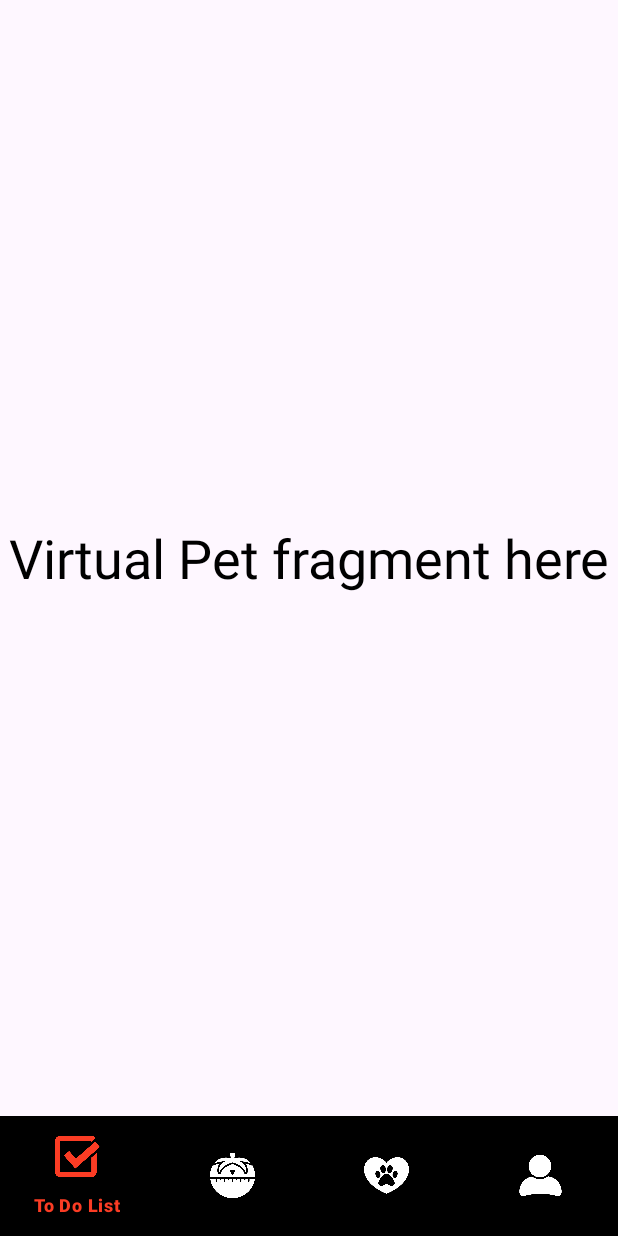
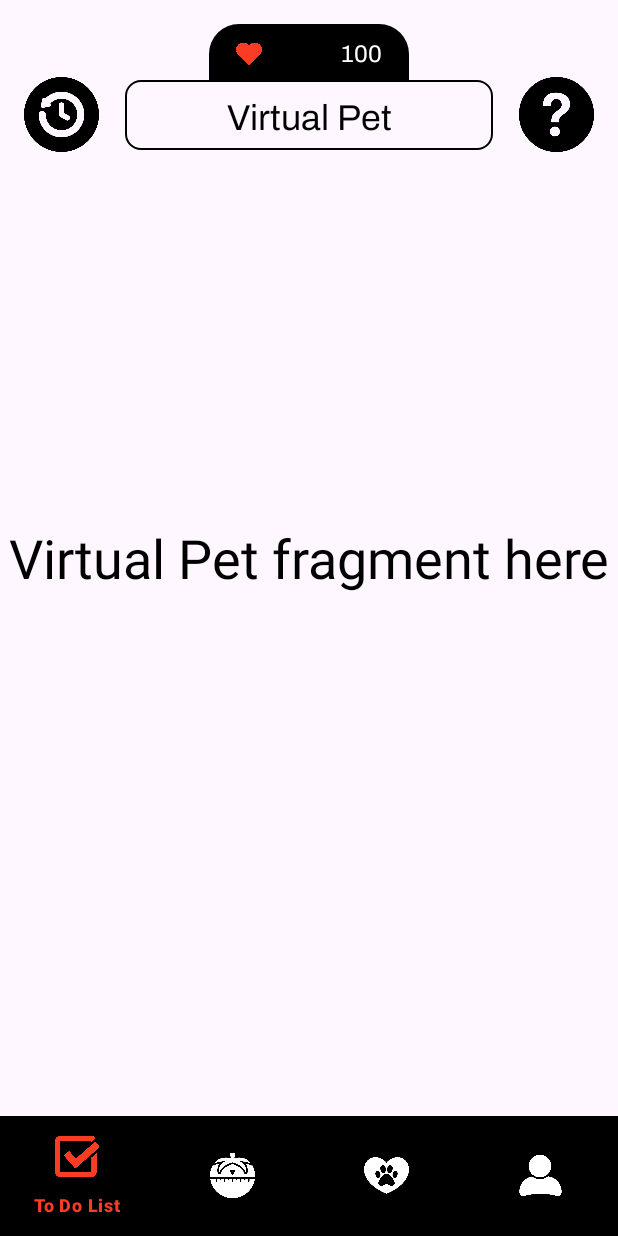
Before and after one commit to Zikamirichi/To-Dororo, an Android app: the fragment VirtualPetFragment placed in its activity, on a phone screen of 412 x 824 dp. Run offline under Robolectric (Android 15) with nearby library versions, the phone set to English and light mode, and no system bars; Roboto replaces fonts that are not available here.

Commit message:
updated page header (see virtual pet xml)

```diff
--- a/app/src/main/res/layout/fragment_virtual_pet.xml
+++ b/app/src/main/res/layout/fragment_virtual_pet.xml
@@ -5,7 +5,110 @@
     android:layout_height="match_parent"
     tools:context=".VirtualPetFragment">
 
-    <!-- TODO: Update blank fragment layout -->
+    <!-- Container for main content -->
+    <LinearLayout
+        android:id="@+id/content_container"
+        android:layout_width="match_parent"
+        android:layout_height="wrap_content"
+        android:orientation="vertical"
+        android:padding="16dp">
+
+        <!-- Content of your ToDo list -->
+        <LinearLayout
+            android:layout_width="match_parent"
+            android:layout_height="wrap_content"
+            android:orientation="horizontal"
+            android:gravity="center_vertical">
+
+            <!-- Left part: History icon -->
+            <ImageButton
+                android:id="@+id/history_icon"
+                android:layout_width="50dp"
+                android:layout_height="50dp"
+                android:layout_gravity="bottom"
+                android:layout_marginEnd="16dp"
+                android:background="@android:color/transparent"
+                android:contentDescription="History Icon"
+                android:onClick="onHistoryIconClick"
+                android:scaleType="centerCrop"
+                android:src="@drawable/history" />
+
+            <!-- Middle part: title and heart box -->
+            <LinearLayout
+                android:layout_width="0dp"
+                android:layout_height="wrap_content"
+                android:layout_weight="1"
+                android:layout_gravity="center_vertical"
+                android:orientation="vertical"
+                android:gravity="center_horizontal">
+
+                <!-- Black box with heart icon and count -->
+                <LinearLayout
+                    android:layout_width="133dp"
+                    android:layout_height="wrap_content"
+                    android:layout_marginBottom="-1dp"
+                    android:background="@drawable/rounded_black_background"
+                    android:orientation="horizontal"
+                    android:padding="8dp"> <!-- Adjusted margin to remove space -->
+
+                    <ImageView
+                        android:id="@+id/heart_icon"
+                        android:layout_width="17dp"
+                        android:layout_height="17dp"
+                        android:contentDescription="Heart Icon"
+                        android:scaleType="centerCrop"
+                        android:src="@drawable/heart"
+                        android:layout_marginLeft="10dp"
+                        android:layout_marginTop="3dp"/>
+
+                    <TextView
+                        android:id="@+id/heart_count"
+                        android:layout_width="match_parent"
+                        android:layout_height="wrap_content"
+                        android:layout_marginStart="8dp"
+                        android:fontFamily="@font/archivo"
+                        android:textAlignment="viewEnd"
+                        android:paddingRight="10dp"
+                        android:text="100"
+                        android:textColor="@android:color/white"
+                        android:textSize="16sp" />
+                </LinearLayout>
+
+                <!-- Main box with title -->
+                <FrameLayout
+                    android:layout_width="match_parent"
+                    android:layout_height="match_parent"
+                    android:layout_margin="1dp"
+                    android:background="@drawable/todo_background"
+                    android:padding="8dp">
+
+                    <TextView
+                        android:layout_width="match_parent"
+                        android:layout_height="match_parent"
+                        android:text="Virtual Pet"
+                        android:textSize="24sp"
+                        android:fontFamily="@font/archivo"
+                        android:gravity="center"
+                        android:textColor="@android:color/black" />
+                </FrameLayout>
+            </LinearLayout>
+
+            <!-- Right part: Help icon -->
+            <ImageButton
+                android:id="@+id/help_icon"
+                android:layout_width="50dp"
+                android:layout_height="50dp"
+                android:layout_gravity="bottom"
+                android:layout_marginStart="16dp"
+                android:background="@android:color/transparent"
+                android:contentDescription="Help Icon"
+                android:onClick="onHelpIconClick"
+                android:scaleType="centerCrop"
+                android:src="@drawable/help_black" />
+        </LinearLayout>
+    </LinearLayout>
+
+<!--    START OF VIRTUAL PET CONTENT-->
     <TextView
         android:layout_width="match_parent"
         android:layout_height="match_parent"
```
